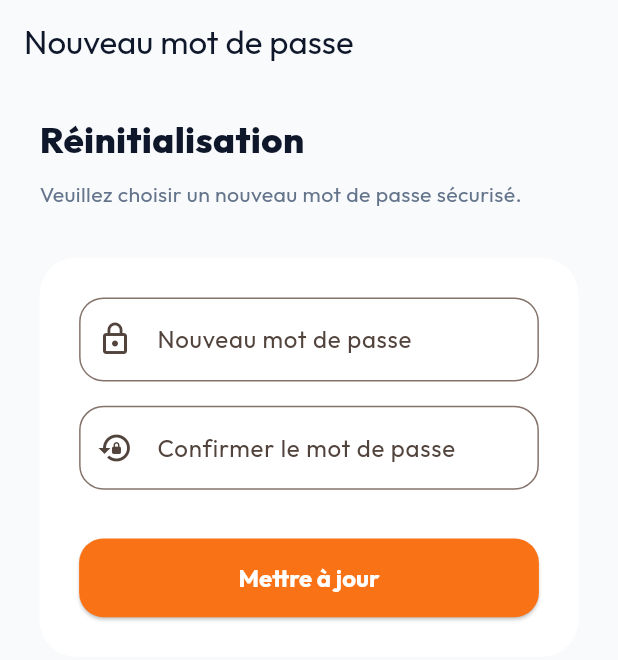
After one commit to danklougod5/DJORSSI-MATCH, a Flutter app: the ResetPasswordScreen screen opened by its route, on a phone screen of 412 x 824 dp. The commit adds this screen. Shown: the top 660 px of the screen. Run offline on Flutter 3.47's test engine with Material 3 defaults, Android fonts, the phone set to English and light mode, and no system bars; our stand-ins replace file_picker, flutter_card_swiper, flutter_screenutil, go_router, google_fonts, supabase_flutter; accounts and stored records are empty; network calls fail.

Commit message:
Fix password reset flow and improve navigation state management

```diff
--- a/app/lib/core/routing/app_router.dart
+++ b/app/lib/core/routing/app_router.dart
@@ -5,7 +5,9 @@ import 'package:djossimatch/features/auth/presentation/onboarding_screen.dart';
 import 'package:djossimatch/features/splash/presentation/splash_screen.dart';
 import 'package:djossimatch/features/profile/presentation/profile_screen.dart';
 import 'package:djossimatch/features/premium/presentation/premium_screen.dart';
+import 'package:djossimatch/features/auth/presentation/otp_screen.dart';
 import 'package:djossimatch/features/auth/presentation/complete_profile_screen.dart';
+import 'package:djossimatch/features/auth/presentation/reset_password_screen.dart';
 import 'package:djossimatch/features/profile/presentation/job_alerts_screen.dart';
 import 'package:djossimatch/main.dart'; // To access MainNavigationScreen
 
@@ -17,23 +19,30 @@ class AppRouter {
       final isAuth = session != null;
       final isGoingToAuth = state.matchedLocation == '/auth';
       final isGoingToSplash = state.matchedLocation == '/splash';
+      final isResetPassword = state.matchedLocation == '/reset-password';
 
       if (isGoingToSplash) {
         return null;
       }
 
+      if (isResetPassword) {
+        return null; // Always allow the reset password screen
+      }
+
       if (!isAuth) {
-        // Not logged in -> can only be on Splash, Onboarding or Auth
+        // Not logged in -> can only be on Splash, Onboarding, Auth or OTP
         if (state.matchedLocation != '/splash' &&
             state.matchedLocation != '/onboarding' &&
-            state.matchedLocation != '/auth') {
+            state.matchedLocation != '/auth' &&
+            state.matchedLocation != '/otp' &&
+            state.matchedLocation != '/reset-password') {
           return '/onboarding';
         }
         return null;
       }
 
       // Logged in
-      if (isGoingToAuth || state.matchedLocation == '/onboarding') {
+      if (isGoingToAuth || state.matchedLocation == '/onboarding' || state.matchedLocation == '/otp') {
         return '/';
       }
       return null;
@@ -46,6 +55,20 @@ class AppRouter {
       GoRoute(
         path: '/auth',
         builder: (context, state) => const AuthScreen(),
+      ),
+      GoRoute(
+        path: '/reset-password',
+        builder: (context, state) => const ResetPasswordScreen(),
+      ),
+      GoRoute(
+        path: '/otp',
+        builder: (context, state) {
+          final extras = state.extra as Map<String, dynamic>?;
+          return OtpScreen(
+            email: extras?['email'] ?? '',
+            fullName: extras?['fullName'],
+          );
+        },
       ),
       GoRoute(
         path: '/onboarding',
--- a/app/lib/features/auth/presentation/onboarding_screen.dart
+++ b/app/lib/features/auth/presentation/onboarding_screen.dart
@@ -32,12 +32,12 @@ class _OnboardingScreenState extends State<OnboardingScreen> {
                 onPageChanged: (index) => setState(() => _currentPage = index),
                 children: [
                   _buildSlide(
-                    image: 'onboarding_swipe',
+                    image: 'screen-removebg-preview',
                     title: 'Swippez pour trouver\nvotre job',
                     description: 'À droite pour postuler, à gauche pour ignorer. Trouver un Djossi n\'a jamais été aussi simple.',
                   ),
                   _buildSlide(
-                    image: 'onboarding_match',
+                    image: 'onboarding_match new',
                     title: 'Un Match, Une Opportunité',
                     description: 'Dès qu\'une entreprise est intéressée par votre profil, c\'est un match ! Vous pouvez alors discuter.',
                   ),
--- /dev/null
+++ b/app/lib/features/auth/presentation/reset_password_screen.dart
@@ -0,0 +1,179 @@
+import 'package:flutter/material.dart';
+import 'package:flutter_screenutil/flutter_screenutil.dart';
+import 'package:supabase_flutter/supabase_flutter.dart';
+import 'package:go_router/go_router.dart';
+
+class ResetPasswordScreen extends StatefulWidget {
+  const ResetPasswordScreen({super.key});
+
+  @override
+  State<ResetPasswordScreen> createState() => _ResetPasswordScreenState();
+}
+
+class _ResetPasswordScreenState extends State<ResetPasswordScreen> {
+  final _passwordController = TextEditingController();
+  final _confirmPasswordController = TextEditingController();
+  bool _isLoading = false;
+
+  Future<void> _updatePassword() async {
+    final password = _passwordController.text.trim();
+    final confirmPassword = _confirmPasswordController.text.trim();
+
+    if (password.isEmpty || confirmPassword.isEmpty) {
+      ScaffoldMessenger.of(context).showSnackBar(
+        const SnackBar(content: Text('Veuillez remplir tous les champs.')),
+      );
+      return;
+    }
+
+    if (password != confirmPassword) {
+      ScaffoldMessenger.of(context).showSnackBar(
+        const SnackBar(content: Text('Les mots de passe ne correspondent pas.')),
+      );
+      return;
+    }
+
+    if (password.length < 6) {
+      ScaffoldMessenger.of(context).showSnackBar(
+        const SnackBar(content: Text('Le mot de passe doit faire au moins 6 caractères.')),
+      );
+      return;
+    }
+
+    setState(() => _isLoading = true);
+    try {
+      await Supabase.instance.client.auth.updateUser(
+        UserAttributes(password: password),
+      );
+
+      if (mounted) {
+        ScaffoldMessenger.of(context).showSnackBar(
+          const SnackBar(
+            content: Text('Votre mot de passe a été mis à jour avec succès !'),
+            backgroundColor: Colors.green,
+          ),
+        );
+        context.go('/auth');
+      }
+    } on AuthException catch (e) {
+      if (mounted) {
+        ScaffoldMessenger.of(context).showSnackBar(
+          SnackBar(
+            content: Text(e.message),
+            backgroundColor: Colors.red,
+          ),
+        );
+      }
+    } catch (e) {
+      if (mounted) {
+        ScaffoldMessenger.of(context).showSnackBar(
+          const SnackBar(
+            content: Text('Une erreur est survenue.'),
+            backgroundColor: Colors.red,
+          ),
+        );
+      }
+    } finally {
+      if (mounted) setState(() => _isLoading = false);
+    }
+  }
+
+  @override
+  void dispose() {
+    _passwordController.dispose();
+    _confirmPasswordController.dispose();
+    super.dispose();
+  }
+
+  @override
+  Widget build(BuildContext context) {
+    return Scaffold(
+      backgroundColor: const Color(0xFFF8FAFC),
+      appBar: AppBar(
+        title: const Text('Nouveau mot de passe'),
+        backgroundColor: Colors.transparent,
+        elevation: 0,
+        foregroundColor: const Color(0xFF0F172A),
+      ),
+      body: SafeArea(
+        child: SingleChildScrollView(
+          padding: EdgeInsets.symmetric(horizontal: 24.w, vertical: 20.h),
+          child: Column(
+            crossAxisAlignment: CrossAxisAlignment.stretch,
+            children: [
+              Text(
+                'Réinitialisation',
+                style: TextStyle(
+                  fontSize: 24.sp,
+                  fontWeight: FontWeight.w800,
+                  color: const Color(0xFF0F172A),
+                ),
+              ),
+              SizedBox(height: 8.h),
+              Text(
+                'Veuillez choisir un nouveau mot de passe sécurisé.',
+                style: TextStyle(
+                  fontSize: 14.sp,
+                  color: const Color(0xFF64748B),
+                ),
+              ),
+              SizedBox(height: 32.h),
+              Container(
+                padding: EdgeInsets.all(24.w),
+                decoration: BoxDecoration(
+                  color: Colors.white,
+                  borderRadius: BorderRadius.circular(24.r),
+                ),
+                child: Column(
+                  children: [
+                    TextField(
+                      controller: _passwordController,
+                      obscureText: true,
+                      decoration: InputDecoration(
+                        labelText: 'Nouveau mot de passe',
+                        prefixIcon: const Icon(Icons.lock_outline),
+                        border: OutlineInputBorder(
+                          borderRadius: BorderRadius.circular(16.r),
+                        ),
+                      ),
+                    ),
+                    SizedBox(height: 16.h),
+                    TextField(
+                      controller: _confirmPasswordController,
+                      obscureText: true,
+                      decoration: InputDecoration(
+                        labelText: 'Confirmer le mot de passe',
+                        prefixIcon: const Icon(Icons.lock_reset),
+                        border: OutlineInputBorder(
+                          borderRadius: BorderRadius.circular(16.r),
+                        ),
+                      ),
+                    ),
+                    SizedBox(height: 32.h),
+                    SizedBox(
+                      width: double.infinity,
+                      child: ElevatedButton(
+                        onPressed: _isLoading ? null : _updatePassword,
+                        style: ElevatedButton.styleFrom(
+                          padding: EdgeInsets.symmetric(vertical: 16.h),
+                          backgroundColor: const Color(0xFFF97316),
+                          foregroundColor: Colors.white,
+                          shape: RoundedRectangleBorder(
+                            borderRadius: BorderRadius.circular(16.r),
+                          ),
+                        ),
+                        child: _isLoading
+                          ? const CircularProgressIndicator(color: Colors.white)
+                          : const Text('Mettre à jour'),
+                      ),
+                    ),
+                  ],
+                ),
+              ),
+            ],
+          ),
+        ),
+      ),
+    );
+  }
+}
```
Also changed, not shown: app/lib/features/auth/presentation/auth_screen.dart (+68 -2 lines), app/lib/features/auth/presentation/otp_screen.dart (added, +250 -0 lines), app/lib/features/profile/presentation/profile_screen.dart (+14 -2 lines), app/lib/features/swipe/presentation/swipe_screen.dart (+104 -67 lines), app/lib/main.dart (+9 -0 lines), app/assets/images/onboarding swipe new.png (added), app/assets/images/onboarding_match new.png (added), app/assets/images/screen-removebg-preview.png (added), 3 other files.
